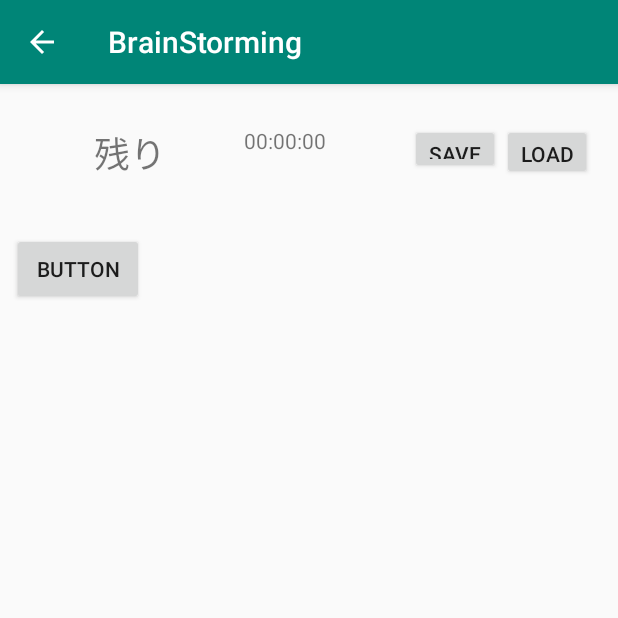
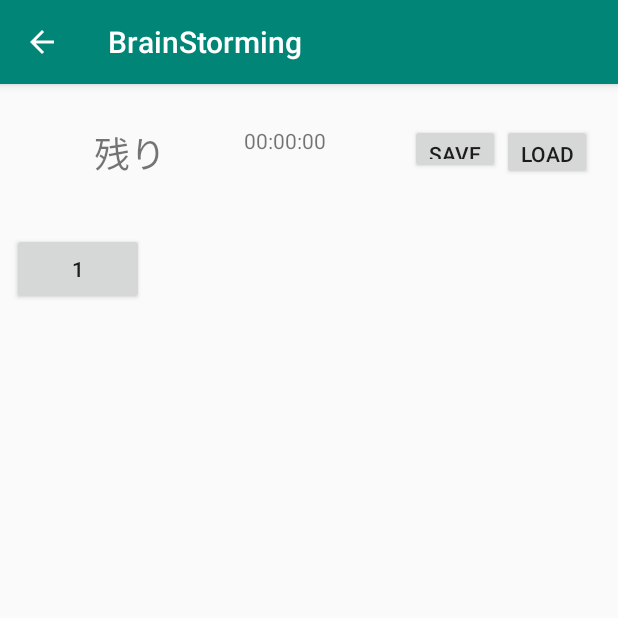
Before and after one commit to naoki913/IdeathonFrameworks, an Android app: the BrainstormingActivity screen opened directly, with no data from a screen before it, after a tap on "LOAD", on a phone screen of 412 x 824 dp, the top half of it. Run offline under Robolectric (Android 15) with nearby library versions, the phone set to English and light mode, and no system bars; 1 statement that could not run was skipped; 3 other taps on this screen came first.

Commit message:
【Add】ブレスト_カードを配置するボードを追加でき，任意のボードにカードを追加できる機能を追加

```diff
--- a/app/src/main/java/com/example/ideathonframeworksapplication/BrainstormingActivity.kt
+++ b/app/src/main/java/com/example/ideathonframeworksapplication/BrainstormingActivity.kt
@@ -10,11 +10,8 @@ import android.os.Handler
 import android.view.KeyEvent
 import android.view.MenuItem
 import android.view.View
-import android.view.ViewGroup
 import android.view.inputmethod.InputMethodManager
-import android.widget.LinearLayout
-import android.widget.TableRow
-import android.widget.TextView
+import android.widget.*
 import com.google.gson.Gson
 import kotlinx.android.synthetic.main.activity_brainstorming.*
 import org.json.JSONArray
@@ -28,7 +25,9 @@ class BrainstormingActivity : AppCompatActivity() {
     var timeValue=0
     var passedTime=0
     var words:ArrayList<String> =arrayListOf()
-    //var theme:String by Delegates.notNull()
+    var genres:ArrayList<String> =arrayListOf()
+    var bls:ArrayList<LinearLayout> =arrayListOf()
+    var chooseIndex=0
     var isNew:Boolean by Delegates.notNull()
     var isChanged:Boolean =false
     var isAlreadyTheme:Boolean = false
@@ -59,7 +58,7 @@ class BrainstormingActivity : AppCompatActivity() {
         textView_time.text=timeValue.toString()
 
 
-        val vg = findViewById<View>(R.id.LinearLayout1) as ViewGroup
+        val vg = findViewById<View>(R.id.BoardParentLayout) as LinearLayout
 
 
 
@@ -109,15 +108,12 @@ class BrainstormingActivity : AppCompatActivity() {
             }
         }
 
-
-
-
         var isOnce=true
         lateinit var vg2:LinearLayout
         var num=1
 
 
-
+        /*
         button_add.setOnClickListener {
             if(isNotFinished) {
                 println(vg.childCount)
@@ -146,10 +142,12 @@ class BrainstormingActivity : AppCompatActivity() {
                 isChanged=true
             }
         }
+        */
 
 
 
         fun loadCard(){
+            /*
             val keyTimeValue="BS_"+theme+"_timeValue"
             val keyPassedTime="BS_"+theme+"_passedTime"
             timeValue=dataStore.getInt(keyTimeValue,0)
@@ -172,6 +170,7 @@ class BrainstormingActivity : AppCompatActivity() {
                 words.add(text.text.toString())
 
             }
+            */
         }
 
         if(isNew){
@@ -188,19 +187,29 @@ class BrainstormingActivity : AppCompatActivity() {
 
 
         button_save.setOnClickListener {
+            /*
             println(words)
             saveManage(false)
+            */
 
+            getLayoutInflater().inflate(R.layout.brainstorming_card,(bls[chooseIndex-1].getChildAt(1)as ScrollView).getChildAt(0)as LinearLayout)
         }
 
+
         button_load.setOnClickListener {
-            val keyWords="BS_"+theme+"_words"
-            val jsonArray= JSONArray(dataStore.getString(keyWords,"[]"))
-            words.clear()
-            for(t in 0 .. jsonArray.length()-1){
-                words.add(jsonArray.get(t).toString())
+           //add board
+            getLayoutInflater().inflate(R.layout.brain_storming_board,vg)
+            genres.add(genres.size.toString())
+            println(genres)
+
+            bls.add(vg.getChildAt(genres.size-1) as LinearLayout)
+            val bt=bls[genres.size-1].getChildAt(0)as Button
+            val index=genres.size
+
+            bt.text=genres.size.toString()
+            bt.setOnClickListener {
+                chooseIndex=index
             }
-            println(words)
         }
     }
 
--- a/app/src/main/res/layout/activity_brainstorming.xml
+++ b/app/src/main/res/layout/activity_brainstorming.xml
@@ -45,16 +45,11 @@
                 android:orientation="horizontal"
                 android:layout_width="wrap_content"
                 android:layout_height="match_parent"
-                android:id="@+id/LinearLayout1"
+                android:id="@+id/BoardParentLayout"
                 android:layout_marginEnd="4dp"
                 android:layout_marginRight="4dp"
                 android:layout_marginLeft="8dp" android:layout_marginStart="8dp"
-                android:layout_marginTop="32dp">
-            <Button
-                    android:text="Button"
-                    android:layout_width="wrap_content"
-                    android:layout_height="wrap_content" android:id="@+id/button3"/>
-        </LinearLayout>
+                android:layout_marginTop="32dp"/>
     </HorizontalScrollView>
     <EditText
             android:layout_width="277dp"
--- /dev/null
+++ b/app/src/main/res/layout/brain_storming_board.xml
@@ -0,0 +1,21 @@
+
+<LinearLayout
+        android:orientation="vertical"
+        android:layout_width="wrap_content"
+        android:layout_height="wrap_content"
+        xmlns:android="http://schemas.android.com/apk/res/android">
+
+    <Button
+            android:text="ジャンル名"
+            android:layout_width="match_parent"
+            android:layout_height="wrap_content" android:id="@+id/button2"/>
+    <ScrollView
+            android:layout_width="match_parent"
+            android:layout_height="350dp">
+        <LinearLayout
+                android:orientation="vertical"
+                android:layout_width="match_parent"
+                android:layout_height="wrap_content">
+        </LinearLayout>
+    </ScrollView>
+</LinearLayout>
```
